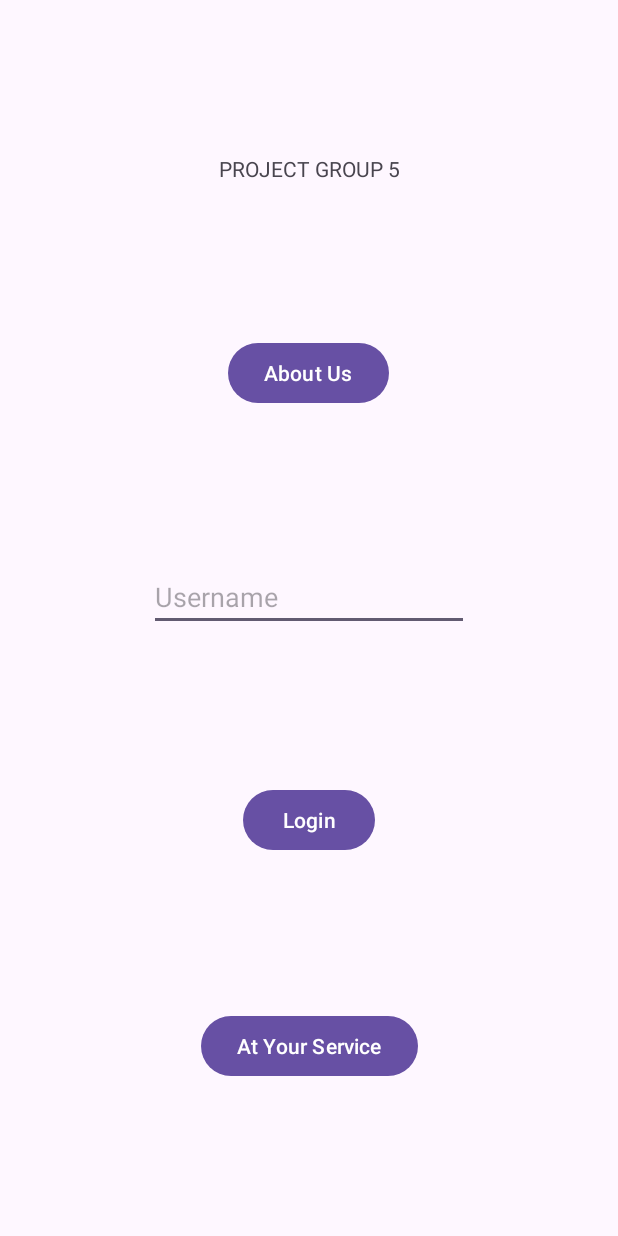
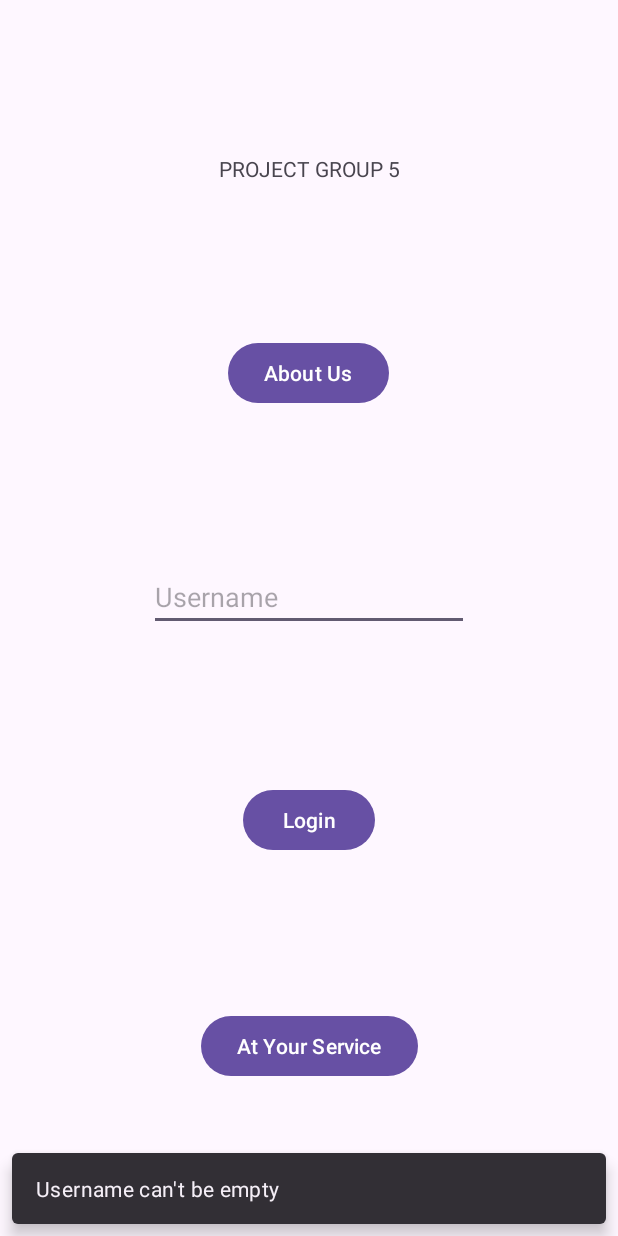
Before and after one commit to CS5520FeinbergFall2023/group-a6-group-5, an Android app: the screen it shows after launch (MainActivity), after a tap on "Login", on a phone screen of 412 x 824 dp. Run offline under Robolectric (Android 15) with nearby library versions, the phone set to English and light mode, and no system bars; our stand-ins replace Firebase (no records; nobody signed in at launch, a user with empty details on screens opened directly).

Commit message:
add username empty checj

```diff
--- a/app/src/main/java/edu/northeastern/numad23fa23_group5/MainActivity.java
+++ b/app/src/main/java/edu/northeastern/numad23fa23_group5/MainActivity.java
@@ -63,11 +63,9 @@ public class MainActivity extends AppCompatActivity {
             @Override
             public void onClick(View v) {
                 String username = usernameEditText.getText().toString();
-
                 if(!username.isEmpty())
                 {
                     Intent intent = new Intent(MainActivity.this, ChatActivity.class);
-
                     //add to database
                     FirebaseDatabase database = FirebaseDatabase.getInstance();
                     DatabaseReference usersRef = database.getReference().child("sticker-messaging").child("users");
@@ -103,6 +101,9 @@ public class MainActivity extends AppCompatActivity {
                 intent.putExtra("userID", username);
                 startActivity(intent);
                 }
+                else{
+                    Snackbar.make(findViewById(R.id.main_view), "Username can't be empty", Snackbar.LENGTH_LONG).show();
+                }
             }
         });
 
--- a/app/src/main/res/layout/activity_main.xml
+++ b/app/src/main/res/layout/activity_main.xml
@@ -4,6 +4,7 @@
     xmlns:tools="http://schemas.android.com/tools"
     android:layout_width="match_parent"
     android:layout_height="match_parent"
+    android:id="@+id/main_view"
     tools:context=".MainActivity">
 
     <TextView
```
